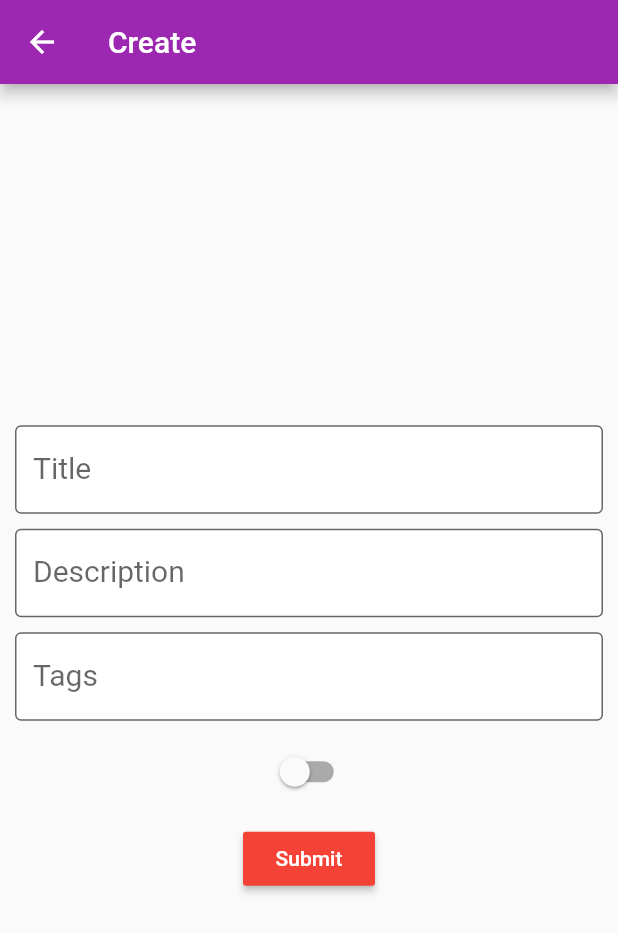
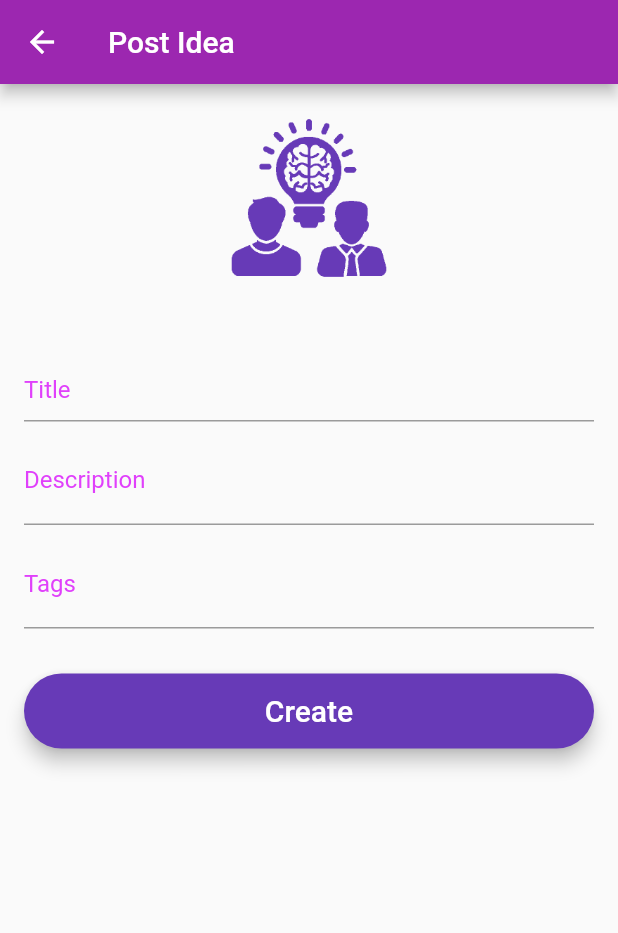
Before and after one commit to shivenigma/flutter-hack-2019, a Flutter app: the PostIdeaPage screen opened directly, on a phone screen of 412 x 824 dp. Shown: the top 933 px of the screen. Run offline on Flutter 3.47's test engine with Material 2 defaults, Android fonts, the phone set to English and light mode, and no system bars; our stand-ins replace cloud_firestore, firebase_auth, splashscreen; accounts and stored records are empty.

Commit message:
create idea design fix

```diff
--- a/lib/post_idea.dart
+++ b/lib/post_idea.dart
@@ -1,7 +1,7 @@
+import 'package:cloud_firestore/cloud_firestore.dart';
 import 'package:flutter/material.dart';
 import 'package:team_up/FirestoreHelper.dart';
 import 'package:team_up/Idea.dart';
-import 'package:cloud_firestore/cloud_firestore.dart';
 
 class PostIdeaPage extends StatefulWidget {
   @override
@@ -19,15 +19,17 @@ class _PostIdeaPageState extends State<PostIdeaPage> {
     'toggle': false
   };
   TextEditingController _textFieldController = TextEditingController();
+
   Widget _buildTitleTextField() {
-    return TextFormField(
+    return Padding(
+      padding: const EdgeInsets.fromLTRB(0.0, 30.0, 0.0, 0.0),
+      child: TextFormField(
+        keyboardType: TextInputType.emailAddress,
+        autofocus: false,
         decoration: InputDecoration(
             labelText: 'Title',
-        filled: true,
-        fillColor: Colors.white,
-        border: OutlineInputBorder(),
-        labelStyle: TextStyle(fontSize: 20),
-      ),
+            alignLabelWithHint: true,
+            labelStyle: TextStyle(color: Colors.purpleAccent)),
         validator: (String value) {
           if (value.isEmpty) {
             return 'Please enter a valid title';
@@ -36,17 +38,19 @@ class _PostIdeaPageState extends State<PostIdeaPage> {
         onSaved: (String value) {
           _formData['title'] = value;
         },
+      ),
     );
   }
 
   Widget _buildDescriptionTextField() {
-    return TextFormField(
+    return Padding(
+      padding: const EdgeInsets.fromLTRB(0.0, 10.0, 0.0, 0.0),
+      child: TextFormField(
+        minLines: 1,
+        maxLines: 20,
         decoration: InputDecoration(
             labelText: 'Description',
-          filled: true,
-          fillColor: Colors.white,
-          border: OutlineInputBorder(),
-          labelStyle: TextStyle(fontSize: 20)),
+            labelStyle: TextStyle(color: Colors.purpleAccent)),
         validator: (String value) {
           if (value.isEmpty) {
             return 'Please enter description';
@@ -55,6 +59,7 @@ class _PostIdeaPageState extends State<PostIdeaPage> {
         onSaved: (String value) {
           _formData['description'] = value;
         },
+      ),
     );
   }
 
@@ -70,13 +75,12 @@ class _PostIdeaPageState extends State<PostIdeaPage> {
   }
 
   Widget _buildTagField() {
-    return TextFormField(
+    return Padding(
+      padding: const EdgeInsets.fromLTRB(0.0, 10.0, 0.0, 0.0),
+      child: TextFormField(
         decoration: InputDecoration(
             labelText: 'Tags',
-          filled: true,
-          fillColor: Colors.white,
-          border: OutlineInputBorder(),
-          labelStyle: TextStyle(fontSize: 20)),
+            labelStyle: TextStyle(color: Colors.purpleAccent)),
         validator: (String value) {
           if (value.isEmpty) {
             return 'Please enter tags';
@@ -85,17 +89,37 @@ class _PostIdeaPageState extends State<PostIdeaPage> {
         onSaved: (String value) {
           _formData['tags'] = value;
         },
+      ),
     );
   }
 
   Widget _submitButtonField() {
-    return RaisedButton(
+    return new Padding(
+        padding: EdgeInsets.fromLTRB(0.0, 30.0, 0.0, 0.0),
+        child: SizedBox(
+          height: 50.0,
+          child: new RaisedButton(
+            elevation: 5.0,
+            shape: new RoundedRectangleBorder(
+                borderRadius: new BorderRadius.circular(30.0)),
+            color: Colors.deepPurple,
+            child: new Text('Create',
+                style: new TextStyle(fontSize: 20.0, color: Colors.white)),
             onPressed: _submitForm,
-      textColor: Colors.white,
-      color: Colors.red,
-      padding: const EdgeInsets.all(8.0),
-      child: new Text(
-        "Submit",
+          ),
+        ));
+  }
+
+  Widget _showLogo() {
+    return new Hero(
+      tag: 'hero',
+      child: Padding(
+        padding: EdgeInsets.fromLTRB(0.0, 0.0, 0.0, 0.0),
+        child: CircleAvatar(
+          backgroundColor: Colors.transparent,
+          radius: 60.0,
+          child: Image.asset('assets/app_logo_login.png'),
+        ),
       ),
     );
   }
@@ -108,7 +132,14 @@ class _PostIdeaPageState extends State<PostIdeaPage> {
     print('_formData');
     print(_formData);
 
-    new FirestoreHelper().postIdea(new Idea(_formData['title'], _formData['description'], _formData['tags'], _formData['toggle'], '123', 'karthi', FieldValue.serverTimestamp()));
+    new FirestoreHelper().postIdea(new Idea(
+        _formData['title'],
+        _formData['description'],
+        _formData['tags'],
+        _formData['toggle'],
+        '123',
+        'karthi',
+        FieldValue.serverTimestamp()));
 
     /*Map<String, dynamic> response;
     response = await postIdea(_formData);
@@ -137,41 +168,33 @@ class _PostIdeaPageState extends State<PostIdeaPage> {
 
   @override
   Widget build(BuildContext context) {
-    return Scaffold(
-        appBar: AppBar(
-          title: Text('Create'),
+    return new Scaffold(
+        appBar: new AppBar(
+          title: new Text('Post Idea'),
         ),
-        body: Container(
-          padding: EdgeInsets.all(10.0),
-          child: Center(
-            child: SingleChildScrollView(
-              child: Container(
-                child: Form(
+        body: Stack(
+          children: <Widget>[
+            _showBody() /*,
+            _showCircularProgress(),*/
+          ],
+        ));
+  }
+
+  Widget _showBody() {
+    return new Container(
+        padding: EdgeInsets.all(16.0),
+        child: new Form(
           key: _formKey,
-                  child: Column(
+          child: new ListView(
+            shrinkWrap: true,
             children: <Widget>[
+              _showLogo(),
               _buildTitleTextField(),
-                      SizedBox(
-                        height: 10.0,
-                      ),
               _buildDescriptionTextField(),
-                      SizedBox(
-                        height: 10.0,
-                      ),
-                      _buildTagField(),
-                      SizedBox(
-                        height: 10.0,
-                      ),
-                      _buildToggleSwitchField(),
-                      SizedBox(
-                        height: 10.0,
-                      ),
+              _buildTagField(),/*
+              _buildToggleSwitchField(),*/
               _submitButtonField()
             ],
-                  ),
-                ),
-              ),
-            ),
           ),
         ));
   }
```
Lines whose indentation alone changed are shown as unchanged.
